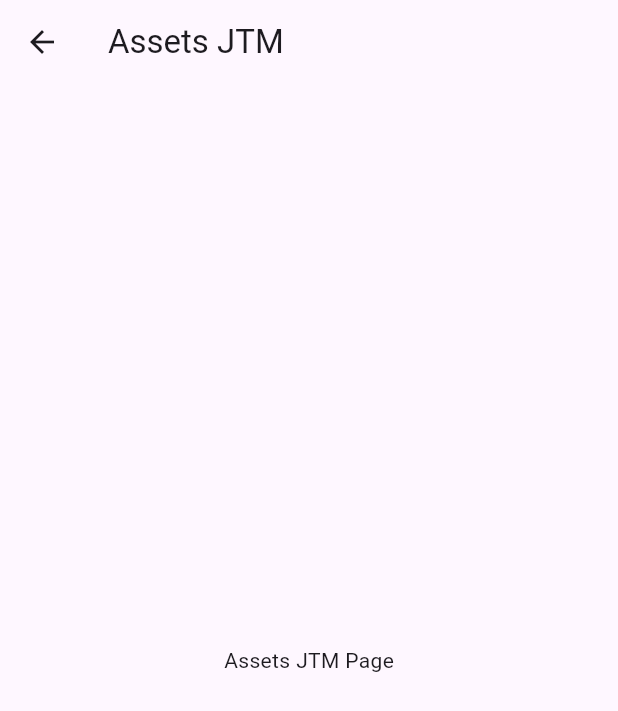
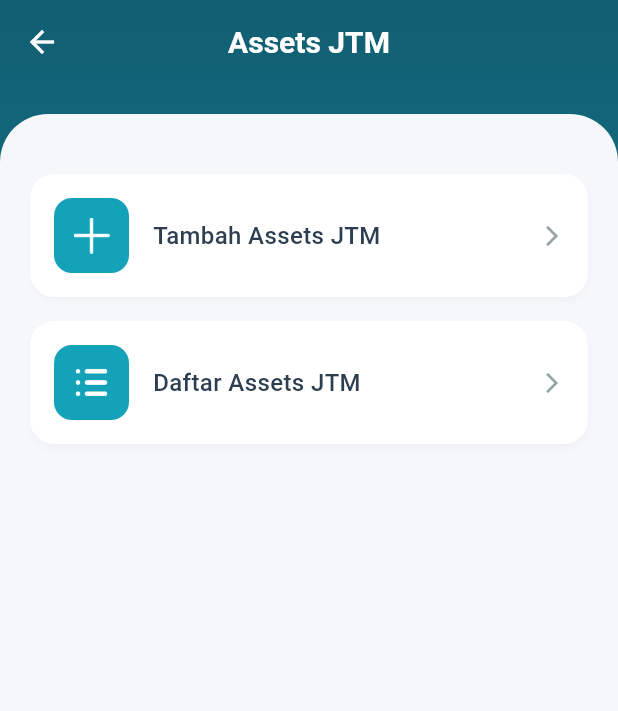
Before and after one commit to hnnayy/PLN-JagaGRID-New, a Flutter app: the AssetsJTMPage screen opened directly, on a phone screen of 412 x 824 dp. Shown: the top 711 px of the screen. Run offline on Flutter 3.47's test engine with Material 3 defaults, Android fonts, the phone set to English and light mode, and no system bars; our stand-ins replace cloud_firestore, firebase_core, firebase_storage, google_maps_flutter, image_picker; missing offline and left inert: firebase_app_check; accounts and stored records are empty.

Commit message:
assets_jtm_page

```diff
--- /dev/null
+++ b/lib/page/settings/assets_jtm.dart
@@ -0,0 +1,273 @@
+import 'package:flutter/material.dart';
+import 'layoutsetting.dart'; // Import layout yang sudah ada
+
+// File: lib/page/settings/assets_jtm.dart
+class AssetsJTMPage extends StatelessWidget {
+  const AssetsJTMPage({Key? key}) : super(key: key);
+
+  @override
+  Widget build(BuildContext context) {
+    // Data untuk menu Assets JTM
+    final List<SettingsItem> assetsMenuItems = [
+      const SettingsItem(
+        title: 'Tambah Assets JTM',
+        iconPath: 'assets/icons/add.png',
+      ),
+      const SettingsItem(
+        title: 'Daftar Assets JTM',
+        iconPath: 'assets/icons/list.png',
+      ),
+    ];
+
+    return Container(
+      decoration: const BoxDecoration(
+        gradient: LinearGradient(
+          begin: Alignment.topCenter,
+          end: Alignment.bottomCenter,
+          colors: [
+            Color(0xFF125E72),
+            Color(0xFF14A2B9),
+          ],
+        ),
+      ),
+      child: Scaffold(
+        backgroundColor: Colors.transparent,
+        appBar: AppBar(
+          backgroundColor: Colors.transparent,
+          elevation: 0,
+          leading: IconButton(
+            icon: const Icon(Icons.arrow_back, color: Colors.white),
+            onPressed: () => Navigator.pop(context),
+          ),
+          title: const Text(
+            'Assets JTM',
+            style: TextStyle(
+              color: Colors.white,
+              fontSize: 20,
+              fontWeight: FontWeight.bold,
+            ),
+          ),
+          centerTitle: true,
+        ),
+        body: Column(
+          children: [
+            const SizedBox(height: 20),
+            Expanded(
+              child: Container(
+                decoration: const BoxDecoration(
+                  color: Color(0xFFF5F7FA),
+                  borderRadius: BorderRadius.only(
+                    topLeft: Radius.circular(32),
+                    topRight: Radius.circular(32),
+                  ),
+                ),
+                child: ListView.builder(
+                  padding: const EdgeInsets.symmetric(horizontal: 20, vertical: 40),
+                  itemCount: assetsMenuItems.length,
+                  itemBuilder: (context, index) {
+                    return Container(
+                      margin: const EdgeInsets.only(bottom: 16),
+                      child: Material(
+                        color: Colors.white,
+                        borderRadius: BorderRadius.circular(16),
+                        elevation: 2,
+                        shadowColor: Colors.black.withOpacity(0.1),
+                        child: InkWell(
+                          onTap: () {
+                            // Handle tap untuk setiap menu item
+                            switch (index) {
+                              case 0:
+                                // Navigasi ke halaman Tambah Assets JTM
+                                Navigator.push(
+                                  context,
+                                  MaterialPageRoute(
+                                    builder: (context) => const TambahAssetsJTMPage(),
+                                  ),
+                                );
+                                break;
+                              case 1:
+                                // Navigasi ke halaman Daftar Assets JTM
+                                Navigator.push(
+                                  context,
+                                  MaterialPageRoute(
+                                    builder: (context) => const DaftarAssetsJTMPage(),
+                                  ),
+                                );
+                                break;
+                            }
+                          },
+                          borderRadius: BorderRadius.circular(16),
+                          child: Container(
+                            padding: const EdgeInsets.all(16),
+                            child: Row(
+                              children: [
+                                Container(
+                                  width: 50,
+                                  height: 50,
+                                  decoration: BoxDecoration(
+                                    color: const Color(0xFF14A2B9),
+                                    borderRadius: BorderRadius.circular(12),
+                                  ),
+                                  child: Center(
+                                    child: Image.asset(
+                                      assetsMenuItems[index].iconPath,
+                                      width: 24,
+                                      height: 24,
+                                      color: Colors.white,
+                                    ),
+                                  ),
+                                ),
+                                const SizedBox(width: 16),
+                                Expanded(
+                                  child: Text(
+                                    assetsMenuItems[index].title,
+                                    style: const TextStyle(
+                                      fontSize: 16,
+                                      fontWeight: FontWeight.w500,
+                                      color: Color(0xFF2C3E50),
+                                    ),
+                                  ),
+                                ),
+                                const Icon(
+                                  Icons.arrow_forward_ios,
+                                  size: 16,
+                                  color: Color(0xFF95A5A6),
+                                ),
+                              ],
+                            ),
+                          ),
+                        ),
+                      ),
+                    );
+                  },
+                ),
+              ),
+            ),
+          ],
+        ),
+      ),
+    );
+  }
+}
+
+// Halaman untuk Tambah Assets JTM
+class TambahAssetsJTMPage extends StatelessWidget {
+  const TambahAssetsJTMPage({Key? key}) : super(key: key);
+
+  @override
+  Widget build(BuildContext context) {
+    return Container(
+      decoration: const BoxDecoration(
+        gradient: LinearGradient(
+          begin: Alignment.topCenter,
+          end: Alignment.bottomCenter,
+          colors: [
+            Color(0xFF125E72),
+            Color(0xFF14A2B9),
+          ],
+        ),
+      ),
+      child: Scaffold(
+        backgroundColor: Colors.transparent,
+        appBar: AppBar(
+          backgroundColor: Colors.transparent,
+          elevation: 0,
+          leading: IconButton(
+            icon: const Icon(Icons.arrow_back, color: Colors.white),
+            onPressed: () => Navigator.pop(context),
+          ),
+          title: const Text(
+            'Tambah Assets JTM',
+            style: TextStyle(
+              color: Colors.white,
+              fontSize: 20,
+              fontWeight: FontWeight.bold,
+            ),
+          ),
+          centerTitle: true,
+        ),
+        body: Container(
+          margin: const EdgeInsets.only(top: 20),
+          decoration: const BoxDecoration(
+            color: Color(0xFFF5F7FA),
+            borderRadius: BorderRadius.only(
+              topLeft: Radius.circular(32),
+              topRight: Radius.circular(32),
+            ),
+          ),
+          child: const Center(
+            child: Text(
+              'Form Tambah Assets JTM\n(Konten form akan ditambahkan di sini)',
+              textAlign: TextAlign.center,
+              style: TextStyle(
+                fontSize: 16,
+                color: Color(0xFF2C3E50),
+              ),
+            ),
+          ),
+        ),
+      ),
+    );
+  }
+}
+
+// Halaman untuk Daftar Assets JTM
+class DaftarAssetsJTMPage extends StatelessWidget {
+  const DaftarAssetsJTMPage({Key? key}) : super(key: key);
+
+  @override
+  Widget build(BuildContext context) {
+    return Container(
+      decoration: const BoxDecoration(
+        gradient: LinearGradient(
+          begin: Alignment.topCenter,
+          end: Alignment.bottomCenter,
+          colors: [
+            Color(0xFF125E72),
+            Color(0xFF14A2B9),
+          ],
+        ),
+      ),
+      child: Scaffold(
+        backgroundColor: Colors.transparent,
+        appBar: AppBar(
+          backgroundColor: Colors.transparent,
+          elevation: 0,
+          leading: IconButton(
+            icon: const Icon(Icons.arrow_back, color: Colors.white),
+            onPressed: () => Navigator.pop(context),
+          ),
+          title: const Text(
+            'Daftar Assets JTM',
+            style: TextStyle(
+              color: Colors.white,
+              fontSize: 20,
+              fontWeight: FontWeight.bold,
+            ),
+          ),
+          centerTitle: true,
+        ),
+        body: Container(
+          margin: const EdgeInsets.only(top: 20),
+          decoration: const BoxDecoration(
+            color: Color(0xFFF5F7FA),
+            borderRadius: BorderRadius.only(
+              topLeft: Radius.circular(32),
+              topRight: Radius.circular(32),
+            ),
+          ),
+          child: const Center(
+            child: Text(
+              'List Assets JTM\n(Konten daftar akan ditambahkan di sini)',
+              textAlign: TextAlign.center,
+              style: TextStyle(
+                fontSize: 16,
+                color: Color(0xFF2C3E50),
+              ),
+            ),
+          ),
+        ),
+      ),
+    );
+  }
+}
--- a/lib/page/settings/settingcontent.dart
+++ b/lib/page/settings/settingcontent.dart
@@ -1,5 +1,6 @@
 import 'package:flutter/material.dart';
 import 'layoutsetting.dart';
+import 'assets_jtm.dart'; // Import halaman assets_jtm
 
 // File: lib/page/settings/tambahuser.dart
 class SettingsContent {
@@ -10,7 +11,7 @@ class SettingsContent {
         iconPath: 'assets/icons/profile.png',
       ),
       const SettingsItem(
-        title: 'Settings Content',
+        title: 'Tambah User',
         iconPath: 'assets/icons/add.png',
       ),
       const SettingsItem(
@@ -34,14 +35,14 @@ class SettingsContent {
         );
         break;
       case 1:
-        // Handle Settings Content tap
+        // Handle Tambah User tap
         Navigator.push(
           context,
-          MaterialPageRoute(builder: (context) => const SettingsContentPage()),
+          MaterialPageRoute(builder: (context) => const TambahUserPage()),
         );
         break;
       case 2:
-        // Handle Assets JTM tap
+        // Handle Assets JTM tap - Panggil AssetsJTMPage yang sudah dibuat
         Navigator.push(
           context,
           MaterialPageRoute(builder: (context) => const AssetsJTMPage()),
@@ -170,6 +171,7 @@ class SettingsMainContent extends StatelessWidget {
   @override
   Widget build(BuildContext context) {
     return SettingsLayout(
+      title: 'Settings', // Title sekarang di-pass dari sini
       settingsItems: SettingsContent.getSettingsItems(),
       onItemTap: (index) => SettingsContent.handleSettingsTap(index, context),
     );
@@ -220,24 +222,13 @@ class ProfilePage extends StatelessWidget {
   }
 }
 
-class SettingsContentPage extends StatelessWidget {
-  const SettingsContentPage({Key? key}) : super(key: key);
+class TambahUserPage extends StatelessWidget {
+  const TambahUserPage({Key? key}) : super(key: key);
   @override
   Widget build(BuildContext context) {
     return Scaffold(
-      appBar: AppBar(title: const Text('Settings Content')),
-      body: const Center(child: Text('Settings Content Page')),
+      appBar: AppBar(title: const Text('Tambah User')),
+      body: const Center(child: Text('Tambah User Page')),
     );
   }
 }
-
-class AssetsJTMPage extends StatelessWidget {
-  const AssetsJTMPage({Key? key}) : super(key: key);
-  @override
-  Widget build(BuildContext context) {
-    return Scaffold(
-      appBar: AppBar(title: const Text('Assets JTM')),
-      body: const Center(child: Text('Assets JTM Page')),
-    );
-  }
-}
```
Also changed, not shown: lib/page/settings/layoutsetting.dart (+6 -4 lines), assets/icons/list.png (added).
